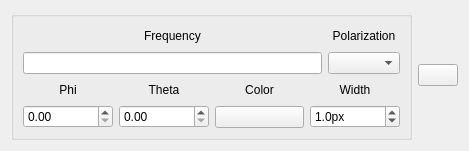
The window that pychamber/app/ui/polar_trace_settings.ui (PyChamber/PyChamber) describes before a commit, drawn with Qt 5.
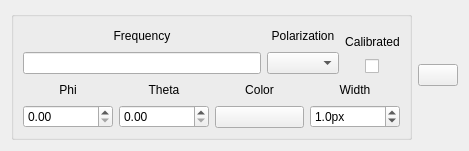
The same window after the commit. Custom widgets are drawn as their Qt base class.

Commit message: Add calibrated plotting capability

```diff
--- a/pychamber/app/ui/polar_trace_settings.ui
+++ b/pychamber/app/ui/polar_trace_settings.ui
@@ -53,6 +53,45 @@
           </item>
          </layout>
         </item>
+        <item>
+         <layout class="QVBoxLayout" name="verticalLayout" stretch="0,0">
+          <property name="spacing">
+           <number>2</number>
+          </property>
+          <property name="bottomMargin">
+           <number>0</number>
+          </property>
+          <item>
+           <widget class="QLabel" name="label_4">
+            <property name="sizePolicy">
+             <sizepolicy hsizetype="Preferred" vsizetype="Preferred">
+              <horstretch>0</horstretch>
+              <verstretch>0</verstretch>
+             </sizepolicy>
+            </property>
+            <property name="text">
+             <string>Calibrated</string>
+            </property>
+            <property name="alignment">
+             <set>Qt::AlignCenter</set>
+            </property>
+           </widget>
+          </item>
+          <item alignment="Qt::AlignHCenter">
+           <widget class="QCheckBox" name="calibrated_checkbox">
+            <property name="sizePolicy">
+             <sizepolicy hsizetype="Fixed" vsizetype="Fixed">
+              <horstretch>0</horstretch>
+              <verstretch>0</verstretch>
+             </sizepolicy>
+            </property>
+            <property name="text">
+             <string/>
+            </property>
+           </widget>
+          </item>
+         </layout>
+        </item>
        </layout>
       </item>
       <item>
```
Left out of the diff: 2 changed lines with no effect on the pictures. The commit also changes 12 other files.
